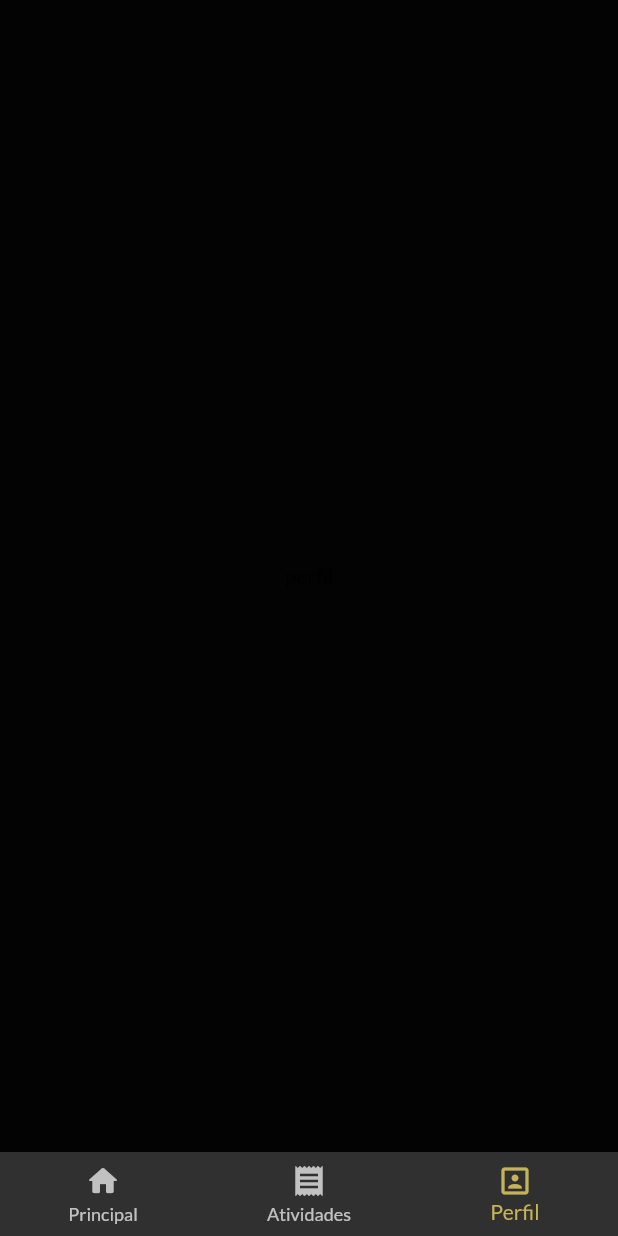
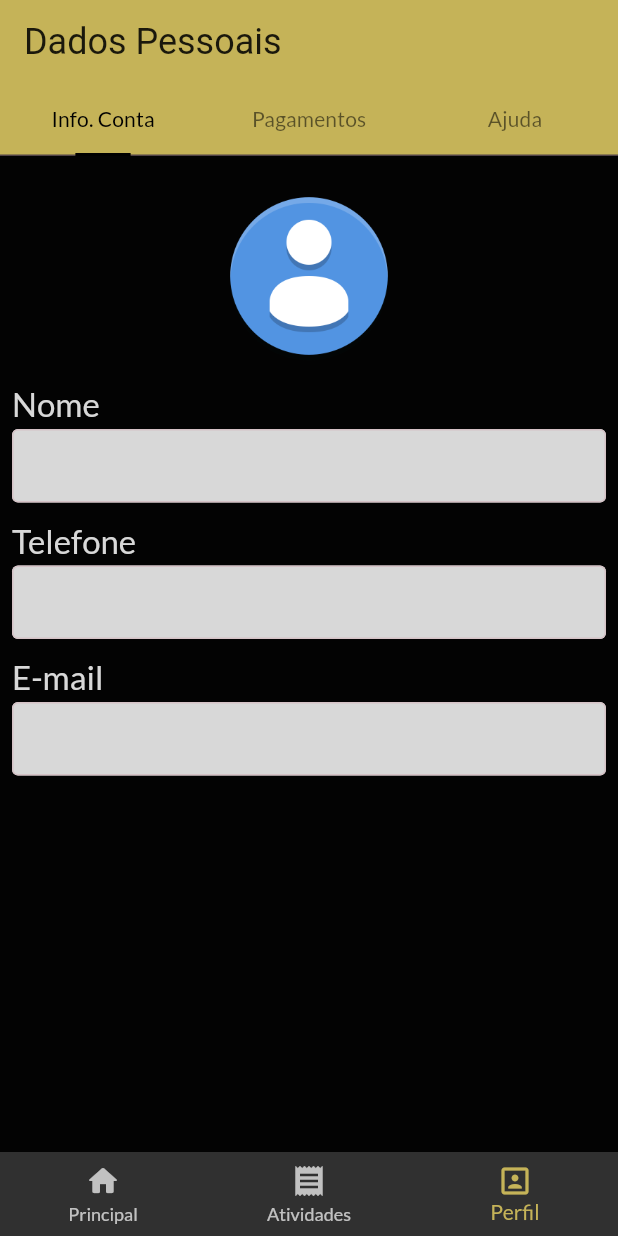
Before and after one commit to AlbertoJr789/app-motoblack-cliente, a Flutter app: the screen it shows after launch, item 3 of the bottom bar chosen, on a phone screen of 412 x 824 dp. Run offline on Flutter 3.47's test engine with Material 2 defaults, Android fonts, the phone set to English and light mode, and no system bars; our stand-ins replace flutter_svg, geolocator, google_fonts, google_maps_flutter.

Commit message:
aba de pagamentos,base do front-end feita

```diff
--- a/lib/screens/profile.dart
+++ b/lib/screens/profile.dart
@@ -1,3 +1,6 @@
+import 'package:app_motoblack_cliente/widgets/help.dart';
+import 'package:app_motoblack_cliente/widgets/paymentDetails.dart';
+import 'package:app_motoblack_cliente/widgets/profileDetails.dart';
 import 'package:flutter/material.dart';
 
 class Profile extends StatefulWidget {
@@ -10,6 +13,31 @@ class Profile extends StatefulWidget {
 class _ProfileState extends State<Profile> {
   @override
   Widget build(BuildContext context) {
-    return Center(child: Text('perfil'),);
+    return DefaultTabController(
+      length: 3,
+      child: Scaffold(
+        appBar: AppBar(
+          title: const Text('Dados Pessoais'),
+          bottom: const TabBar(
+            tabs: [
+              Tab(
+                text: 'Info. Conta',
+              ),
+              Tab(
+                text: 'Pagamentos',
+              ),
+              Tab(
+                text: 'Ajuda',
+              ),
+            ],
+          ),
+        ),
+        body: const TabBarView(children: [
+             ProfileDetails(),
+             PaymentDetails(),
+             HelpDetails()
+        ]),
+      ),
+    );
   }
 }
--- a/lib/theme/theme.dart
+++ b/lib/theme/theme.dart
@@ -69,4 +69,11 @@ var kTheme = ThemeData.dark().copyWith(
     selectedItemColor: Color.fromARGB(255, 197, 179, 88),
   ),
   dialogTheme: DialogTheme(backgroundColor: Colors.white),
+  tabBarTheme: const TabBarTheme(
+  labelColor: Colors.black,
+  unselectedLabelColor: Colors.black54,
+  indicator: UnderlineTabIndicator(
+    borderSide: BorderSide(color: Colors.black, width: 2.0),
+    insets: EdgeInsets.symmetric(horizontal: 16.0),
+  ),)
 );
--- /dev/null
+++ b/lib/widgets/profileDetails.dart
@@ -0,0 +1,79 @@
+import 'package:flutter/material.dart';
+
+class ProfileDetails extends StatefulWidget {
+  const ProfileDetails({super.key});
+
+  @override
+  State<ProfileDetails> createState() => _ProfileDetailsState();
+}
+
+class _ProfileDetailsState extends State<ProfileDetails> {
+  final _key = new GlobalKey<FormState>();
+
+  @override
+  Widget build(BuildContext context) {
+    return Form(
+      key: _key,
+      child: SingleChildScrollView(
+        child: Padding(
+          padding: const EdgeInsets.all(8.0),
+          child: Column(
+            crossAxisAlignment: CrossAxisAlignment.start,
+            children: [
+              const SizedBox(
+                height: 12,
+              ),
+              const Align(
+                alignment: Alignment.center,
+                child: CircleAvatar(
+                  radius: 60,
+                  backgroundColor: Colors.transparent,
+                  backgroundImage: AssetImage('assets/pics/perfil_padrao.png'),
+                ),
+              ),
+              const SizedBox(
+                height: 12,
+              ),
+              const Text(
+                'Nome',
+                style: TextStyle(
+                    fontSize: 22, color: Color.fromARGB(255, 216, 216, 216)),
+                textAlign: TextAlign.start,
+              ),
+              const SizedBox(
+                height: 4,
+              ),
+              TextFormField(),
+              const SizedBox(
+                height: 12,
+              ),
+              const Text(
+                'Telefone',
+                style: TextStyle(
+                    fontSize: 22, color: Color.fromARGB(255, 216, 216, 216)),
+                textAlign: TextAlign.start,
+              ),
+              const SizedBox(
+                height: 4,
+              ),
+              TextFormField(),
+              const SizedBox(
+                height: 12,
+              ),
+              const Text(
+                'E-mail',
+                style: TextStyle(
+                    fontSize: 22, color: Color.fromARGB(255, 216, 216, 216)),
+                textAlign: TextAlign.start,
+              ),
+              const SizedBox(
+                height: 4,
+              ),
+              TextFormField(),
+            ],
+          ),
+        ),
+      ),
+    );
+  }
+}
--- a/pubspec.yaml
+++ b/pubspec.yaml
@@ -67,6 +67,7 @@ flutter:
   # To add assets to your application, add an assets section, like this:
   assets:
     - assets/pics/moto_black_logo.png
+    - assets/pics/perfil_padrao.png
     - assets/logos/google.svg
     - assets/logos/facebook.svg
   #   - images/a_dot_ham.jpeg
```
Also changed, not shown: lib/widgets/help.dart (added, +10 -0 lines), lib/widgets/paymentDetails.dart (added, +80 -0 lines), assets/pics/perfil_padrao.png (added), lib/dummy/activities.json (renamed from lib/dummy_data/activities.json), pubspec.lock.
